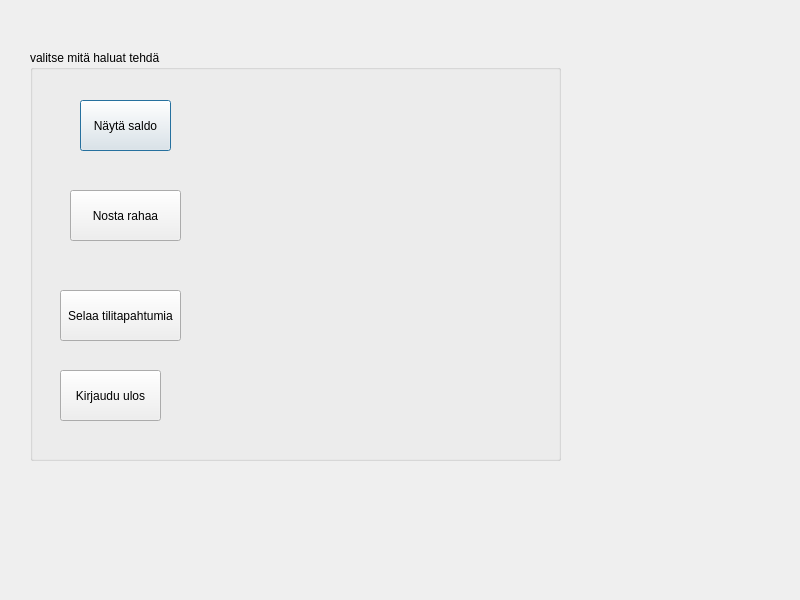
Before: the Qt Designer form pankkiautomaatti/paavalikko.ui in bank-2022/group12, drawn with Qt 5.
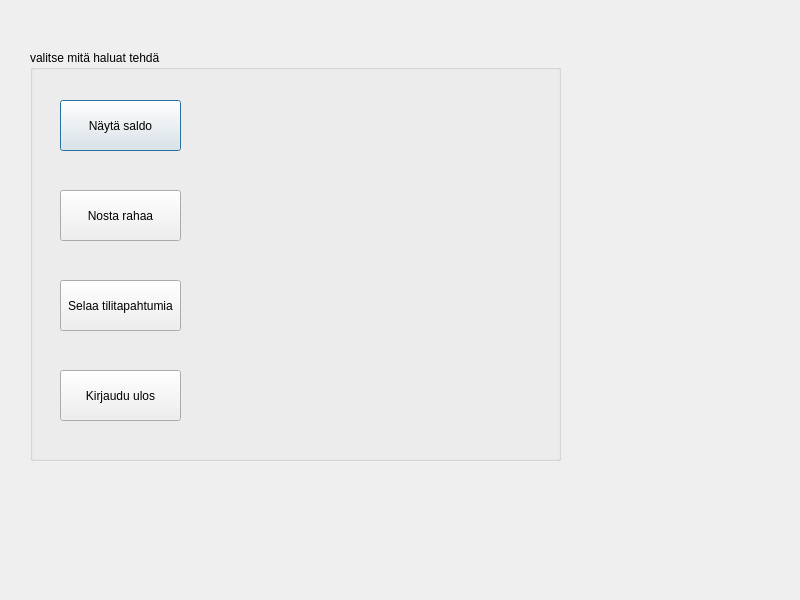
After: the same form once the commit is applied.

What changed in the file:
```diff
--- a/pankkiautomaatti/paavalikko.ui
+++ b/pankkiautomaatti/paavalikko.ui
@@ -28,9 +28,9 @@
    <widget class="QPushButton" name="pushButton_showtotal">
     <property name="geometry">
      <rect>
-      <x>50</x>
+      <x>30</x>
       <y>50</y>
-      <width>91</width>
+      <width>121</width>
       <height>51</height>
      </rect>
     </property>
@@ -41,9 +41,9 @@
    <widget class="QPushButton" name="pushButton_withdraw">
     <property name="geometry">
      <rect>
-      <x>40</x>
+      <x>30</x>
       <y>140</y>
-      <width>111</width>
+      <width>121</width>
       <height>51</height>
      </rect>
     </property>
@@ -55,7 +55,7 @@
     <property name="geometry">
      <rect>
       <x>30</x>
-      <y>240</y>
+      <y>230</y>
       <width>121</width>
       <height>51</height>
      </rect>
@@ -69,7 +69,7 @@
      <rect>
       <x>30</x>
       <y>320</y>
-      <width>101</width>
+      <width>121</width>
       <height>51</height>
      </rect>
     </property>
```
